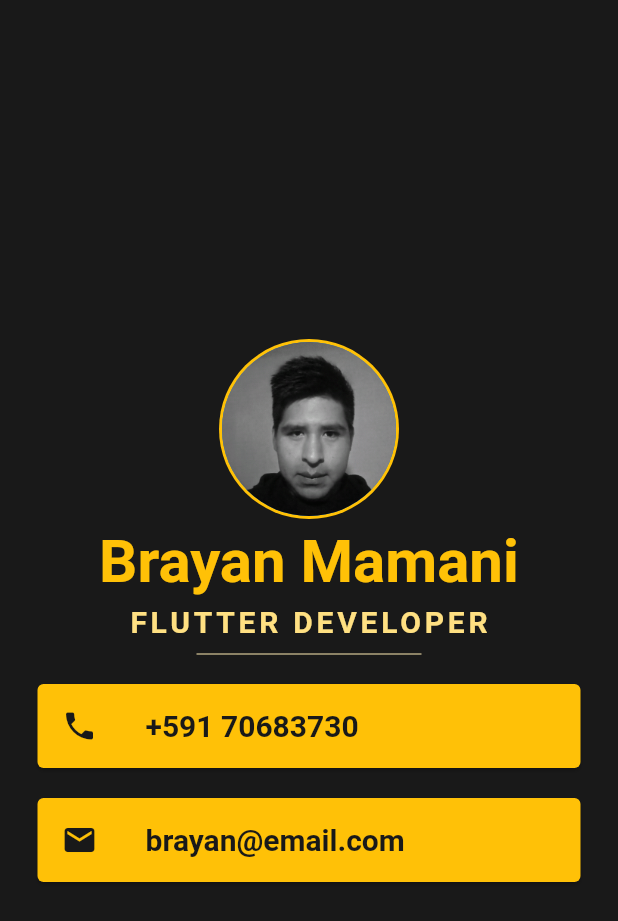
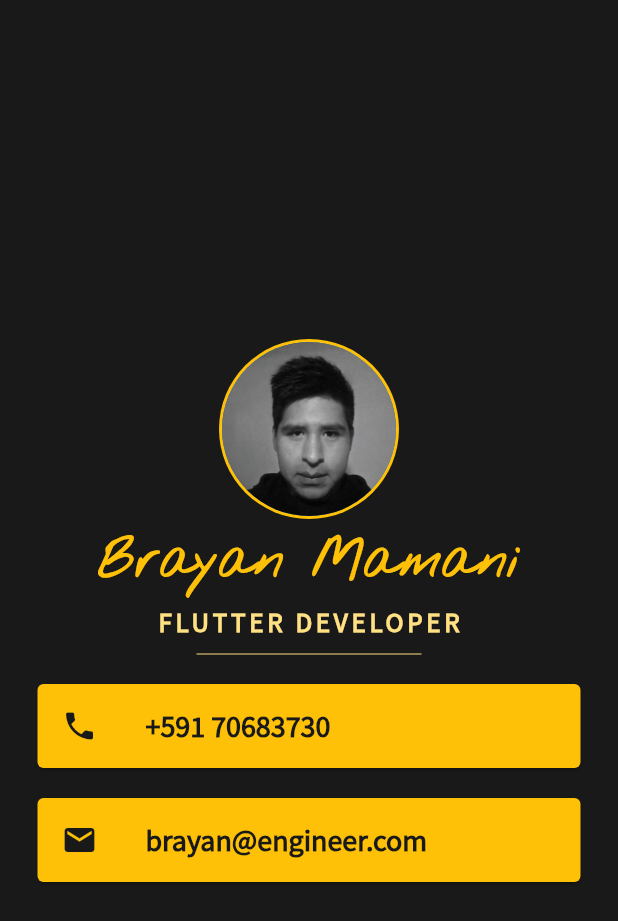
Before and after one commit to darteloper/mi_card, a Flutter app: the screen it shows after launch, on a phone screen of 412 x 824 dp. Shown: the top 921 px of the screen. Run offline on Flutter 3.47's test engine with Material 2 defaults, Android fonts, the phone set to English and light mode, and no system bars.

Commit message:
Add application styles

```diff
--- a/lib/main.dart
+++ b/lib/main.dart
@@ -28,9 +28,10 @@ class MyApp extends StatelessWidget {
               Text(
                 'Brayan Mamani',
                 style: TextStyle(
+                  fontFamily: 'Nothing You Could Do',
+                  fontSize: 35.0,
+                  fontWeight: FontWeight.bold,
                   color: Colors.amber,
-                  fontSize: 40.0,
-                  fontWeight: FontWeight.bold,
                 ),
               ),
               SizedBox(
@@ -39,17 +40,18 @@ class MyApp extends StatelessWidget {
               Text(
                 'FLUTTER DEVELOPER',
                 style: TextStyle(
-                  color: Colors.amber.shade200,
-                  fontSize: 20.0,
+                  fontFamily: 'Source Sans Pro',
+                  fontSize: 18.0,
                   letterSpacing: 2.5,
                   fontWeight: FontWeight.bold,
+                  color: Colors.amber.shade200,
                 ),
               ),
               SizedBox(
                 width: 150.0,
                 height: 20.0,
                 child: Divider(
-                  color: Colors.amber.shade100,
+                  color: Colors.amber.shade200,
                 ),
               ),
               Card(
@@ -63,6 +65,7 @@ class MyApp extends StatelessWidget {
                   title: Text(
                     '+591 70683730',
                     style: TextStyle(
+                      fontFamily: 'Source Sans Pro',
                       fontSize: 20.0,
                       fontWeight: FontWeight.bold,
                       color: Color(0xFF191919),
@@ -79,8 +82,9 @@ class MyApp extends StatelessWidget {
                     color: Color(0xFF191919),
                   ),
                   title: Text(
-                    'brayan@email.com',
+                    'brayan@engineer.com',
                     style: TextStyle(
+                      fontFamily: 'Source Sans Pro',
                       fontSize: 20.0,
                       fontWeight: FontWeight.bold,
                       color: Color(0xFF191919),
```
